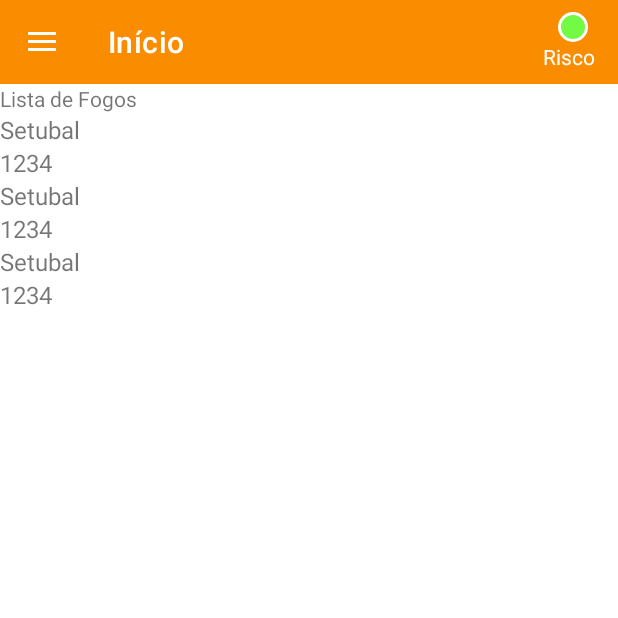
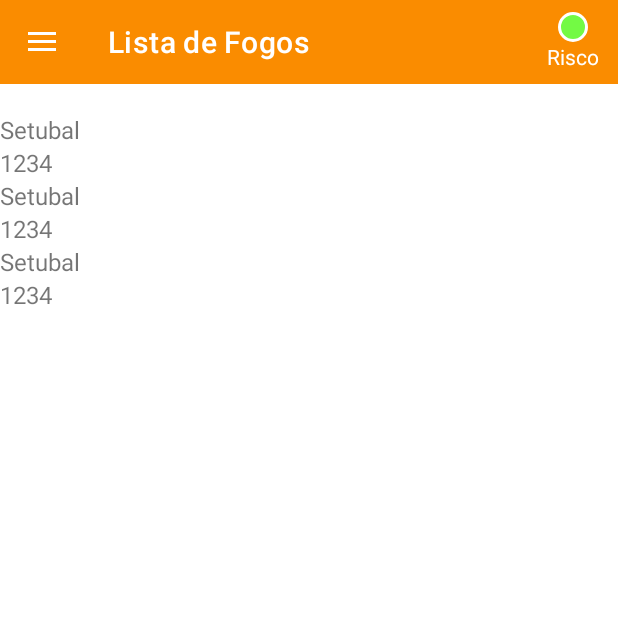
Before and after one commit to matheusbralves/RadarDosFogos, an Android app: the screen it shows after launch (MainActivity), in the side drawer, after a tap on "Lista de Fogos", on a phone screen of 412 x 824 dp, the top half of it. Run offline under Robolectric (Android 15) with nearby library versions, the phone set to English and light mode, and no system bars.

Commit message:
English Device Language + Lista ja mostra registros do Registrar Fogo

```diff
--- a/app/src/main/java/pt/ulusofona/deisi/cm2122/g21800876_21900074/DashboardFragment.kt
+++ b/app/src/main/java/pt/ulusofona/deisi/cm2122/g21800876_21900074/DashboardFragment.kt
@@ -1,5 +1,6 @@
 package pt.ulusofona.deisi.cm2122.g21800876_21900074
 
+import android.content.Context
 import android.os.Bundle
 import android.util.Log
 import android.view.LayoutInflater
@@ -10,29 +11,20 @@ import android.widget.ArrayAdapter
 import android.widget.Spinner
 import androidx.appcompat.app.AppCompatActivity
 import androidx.fragment.app.Fragment
+import androidx.recyclerview.widget.LinearLayoutManager
 import pt.ulusofona.deisi.cm2122.g21800876_21900074.databinding.FragmentDashboardBinding
 
-
-private const val ARG_RADIUSLIST = "param1"
 private lateinit var binding: FragmentDashboardBinding
 private val TAG = MainActivity::class.java.simpleName
 
 class DashboardFragment : Fragment() {
-    //Lista de fogos dentro de um certo raio
-    //Passar a lista dentro da main activity dentro dos ()
-    private var radiusList = ArrayList(radiusListMain)
-
-    override fun onCreate(savedInstanceState: Bundle?) {
-        super.onCreate(savedInstanceState)
-        arguments?.let {
-            radiusList = it.getStringArrayList(ARG_RADIUSLIST)!!//Confirmar se ta funcionando isso
-        }
-
-        //Adicionar isso em todos os fragmentos pra ficar com o titulo certo na barra laranja
-        (requireActivity() as AppCompatActivity).supportActionBar?.title = "Início"
-    }
+    private var model: FireModel = FireModel
+    private val adapter = FireListAdapter()
 
     override fun onCreateView(inflater: LayoutInflater, container: ViewGroup?, savedInstanceState: Bundle?): View {
+        //Adicionar isso em todos os fragmentos pra ficar com o titulo certo na barra laranja
+        (requireActivity() as AppCompatActivity).supportActionBar?.title = getString(R.string.inicio)
+
         val view = inflater.inflate(
             R.layout.fragment_dashboard, container, false
         )
@@ -42,9 +34,11 @@ class DashboardFragment : Fragment() {
 
     override fun onStart(){
         super.onStart()
-        Log.i(TAG, "Tela dashboard")
-
+        //Log.i(TAG, "Tela dashboard")
         radiusSpinnerSetup()
+        binding.radiusList.layoutManager = LinearLayoutManager(activity as Context)
+        binding.radiusList.adapter = adapter
+        adapter.updateItems(model.getAllRegistros())
     }
 
     private fun radiusSpinnerSetup(){
@@ -68,15 +62,6 @@ class DashboardFragment : Fragment() {
 
     private fun radiusSelect(){
         val selected = binding.spinner.selectedItem
-        Log.i(TAG, "Item é == $selected")
-    }
-
-    companion object {
-        @JvmStatic fun newInstance(radiusList: ArrayList<String>) : DashboardFragment =
-            DashboardFragment().apply {
-                arguments = Bundle().apply {
-                    putStringArrayList(ARG_RADIUSLIST, radiusList)
-                }
-            }
+        //Log.i(TAG, "Item é == $selected")
     }
 }
--- a/app/src/main/java/pt/ulusofona/deisi/cm2122/g21800876_21900074/FireListAdapter.kt
+++ b/app/src/main/java/pt/ulusofona/deisi/cm2122/g21800876_21900074/FireListAdapter.kt
@@ -7,11 +7,11 @@ import androidx.recyclerview.widget.RecyclerView
 import pt.ulusofona.deisi.cm2122.g21800876_21900074.databinding.ItemFireBinding
 
 private val TAG = MainActivity::class.java.simpleName
-class FireListAdapter (private var items: List<Fire>) : RecyclerView.Adapter<FireListAdapter.FireListViewHolder>() {
+
+class FireListAdapter (private var items: List<Fire> = listOf()) : RecyclerView.Adapter<FireListAdapter.FireListViewHolder>() {
     class FireListViewHolder(val  binding: ItemFireBinding) : RecyclerView.ViewHolder(binding.root)
 
     override fun onCreateViewHolder(parent: ViewGroup, viewType: Int): FireListViewHolder {
-
         return FireListViewHolder(
             ItemFireBinding.inflate (
                 LayoutInflater.from(parent.context),
@@ -21,10 +21,15 @@ class FireListAdapter (private var items: List<Fire>) : RecyclerView.Adapter<Fir
     }
 
     override fun onBindViewHolder(holder: FireListViewHolder, position: Int) {
-        Log.i(TAG, "${items[position].nome} TESTE")
+        //Log.i(TAG, "${items[position].nome} TESTE")
         holder.binding.fireDistrito.text = items[position].distrito
         holder.binding.fireHora.text = items[position].hora
     }
 
     override fun getItemCount() = items.size
+
+    fun updateItems(items: List<Fire>) {
+        this.items = items
+        notifyDataSetChanged()
+    }
 }
--- a/app/src/main/java/pt/ulusofona/deisi/cm2122/g21800876_21900074/FireListFragment.kt
+++ b/app/src/main/java/pt/ulusofona/deisi/cm2122/g21800876_21900074/FireListFragment.kt
@@ -1,89 +1,38 @@
 package pt.ulusofona.deisi.cm2122.g21800876_21900074
 
+import android.util.Log
 import android.content.Context
-import android.os.Binder
 import android.os.Bundle
 import androidx.fragment.app.Fragment
 import android.view.LayoutInflater
 import android.view.View
 import android.view.ViewGroup
-import android.widget.LinearLayout
+import androidx.appcompat.app.AppCompatActivity
 import androidx.recyclerview.widget.LinearLayoutManager
 import pt.ulusofona.deisi.cm2122.g21800876_21900074.databinding.FragmentFireListBinding
-import pt.ulusofona.deisi.cm2122.g21800876_21900074.databinding.ItemFireBinding
 
-// TODO: Rename parameter arguments, choose names that match
-// the fragment initialization parameters, e.g. ARG_ITEM_NUMBER
-private const val ARG_PARAM1 = "param1"
-private const val ARG_PARAM2 = "param2"
+private val TAG = MainActivity::class.java.simpleName
 
-/**
- * A simple [Fragment] subclass.
- * Use the [FireListFragment.newInstance] factory method to
- * create an instance of this fragment.
- */
 class FireListFragment : Fragment() {
-    // TODO: Rename and change types of parameters
-    private var param1: String? = null
-    private var param2: String? = null
-
     private lateinit var binding: FragmentFireListBinding
-    private var model: FireModel = FireModel()
-    /*private var locations = listOf<Fire>(
-        Fire("turminha do siri", "12345678", "Setubal","12323", "1234"),
-        Fire("hdhasodkhaso", "12345678", "Setubal","12323", "1234"),
-        Fire("teste", "12345678", "Setubal","12323", "1234")
-    )
-    */
-    private var locations = model.getAllRegistros()
-    private val adapter = FireListAdapter(locations)
-
-    override fun onCreate(savedInstanceState: Bundle?) {
-        super.onCreate(savedInstanceState)
-        arguments?.let {
-            param1 = it.getString(ARG_PARAM1)
-            param2 = it.getString(ARG_PARAM2)
-        }
-    }
+    private var model: FireModel = FireModel
+    private val adapter = FireListAdapter()
 
     override fun onStart() {
         super.onStart()
         binding.rvList.layoutManager = LinearLayoutManager(activity as Context)
         binding.rvList.adapter = adapter
-        //model = FireModel()
-        //locations = model.getAllRegistros()
+        adapter.updateItems(model.getAllRegistros())
     }
 
-    override fun onCreateView(inflater: LayoutInflater, container: ViewGroup?, savedInstanceState: Bundle?): View? {
+    override fun onCreateView(inflater: LayoutInflater, container: ViewGroup?, savedInstanceState: Bundle?): View {
+        //Adicionar isso em todos os fragmentos pra ficar com o titulo certo na barra laranja
+        (requireActivity() as AppCompatActivity).supportActionBar?.title = getString(R.string.lista_de_fogos)
+
         val view = inflater.inflate(
             R.layout.fragment_fire_list, container, false
         )
         binding = FragmentFireListBinding.bind(view)
-        //model = FireModel()
-        //model.addRegistro2("turminha do siri", "12345678", "Teste", "12/2/1009","123232")
-        //model.addRegistro2("khasdokoashd", "12345678", "Teste", "12/2/1009","hadosha")
-        //model.addRegistro2("daksdokasd", "12345678", "Teste", "12/2/1009","jdaosd")
-        //locations = model.getAllRegistros()
         return binding.root
     }
-
-    companion object {
-        /**
-         * Use this factory method to create a new instance of
-         * this fragment using the provided parameters.
-         *
-         * @param param1 Parameter 1.
-         * @param param2 Parameter 2.
-         * @return A new instance of fragment FireListFragment.
-         */
-        // TODO: Rename and change types and number of parameters
-        @JvmStatic
-        fun newInstance(param1: String, param2: String) =
-            FireListFragment().apply {
-                arguments = Bundle().apply {
-                    putString(ARG_PARAM1, param1)
-                    putString(ARG_PARAM2, param2)
-                }
-            }
-    }
 }
--- a/app/src/main/java/pt/ulusofona/deisi/cm2122/g21800876_21900074/FireModel.kt
+++ b/app/src/main/java/pt/ulusofona/deisi/cm2122/g21800876_21900074/FireModel.kt
@@ -3,22 +3,18 @@ package pt.ulusofona.deisi.cm2122.g21800876_21900074
 import android.graphics.Bitmap
 import android.util.Log
 
-private val TAG = MainActivity::class.java.simpleName
+//private val TAG = MainActivity::class.java.simpleName
 
-class FireModel {
+object FireModel {
 
-    private val registros = arrayListOf<Fire>(Fire("turminha do siri", "12345678", "Setubal","12323", "1234"),
+    private val registros = arrayListOf(
+        Fire("turminha do siri", "12345678", "Setubal","12323", "1234"),
         Fire("hdhasodkhaso", "12345678", "Setubal","12323", "1234"),
-        Fire("teste", "12345678", "Setubal","12323", "1234"))
+        Fire("teste", "12345678", "Setubal","12323", "1234")
+    )
 
     fun addRegistro(nome : String, numeroCC : String, distrito : String, data : String,
-    hora : String) {
+    hora : String) { registros.add(Fire(nome, numeroCC, distrito, data, hora)) }
 
-        registros.add(Fire(nome, numeroCC, distrito, data, hora))
-        //Log.i(TAG, "$fire")
-    }
-
-    fun getAllRegistros() : List<Fire> {
-        return registros
-    }
+    fun getAllRegistros() : List<Fire> { return registros }
 }
--- a/app/src/main/java/pt/ulusofona/deisi/cm2122/g21800876_21900074/FireViewModel.kt
+++ b/app/src/main/java/pt/ulusofona/deisi/cm2122/g21800876_21900074/FireViewModel.kt
@@ -4,7 +4,7 @@ import androidx.lifecycle.ViewModel
 
 class FireViewModel : ViewModel() {
 
-    private val model = FireModel()
+    private val model = FireModel
 
     fun onSendRegistro(){
 
--- a/app/src/main/java/pt/ulusofona/deisi/cm2122/g21800876_21900074/MainActivity.kt
+++ b/app/src/main/java/pt/ulusofona/deisi/cm2122/g21800876_21900074/MainActivity.kt
@@ -11,10 +11,6 @@ import pt.ulusofona.deisi.cm2122.g21800876_21900074.databinding.ActivityMainBind
 
 private lateinit var binding: ActivityMainBinding
 private val TAG = MainActivity::class.java.simpleName
-
-//Variáveis para passar entre ecrãs tem que estar nessa activity
-val radiusListMain = arrayListOf<String>()
-val myRegisterList = arrayListOf<String>()
 
 class MainActivity : AppCompatActivity() {
 
@@ -75,6 +71,7 @@ class MainActivity : AppCompatActivity() {
                 NavigationManager.goToDashboardFragment(
                     supportFragmentManager
                 )
+
             R.id.nav_registrar ->
                 NavigationManager.goToRegisterFireFragment(
                     supportFragmentManager
--- a/app/src/main/res/layout/activity_main.xml
+++ b/app/src/main/res/layout/activity_main.xml
@@ -4,7 +4,8 @@
     xmlns:app="http://schemas.android.com/apk/res-auto"
     android:id="@+id/drawer"
     android:layout_width="match_parent"
-    android:layout_height="match_parent">
+    android:layout_height="match_parent"
+    android:title="">
 
     <LinearLayout
         android:layout_width="match_parent"
@@ -35,6 +36,7 @@
                     android:layout_width="40dp"
                     android:layout_height="20dp"
                     android:text="@string/risk_circle"
+                    android:textAlignment="center"
                     android:textColor="@color/white"/>
 
             </LinearLayout>
--- a/app/src/main/res/layout/fragment_dashboard.xml
+++ b/app/src/main/res/layout/fragment_dashboard.xml
@@ -68,6 +68,12 @@
             android:layout_height="wrap_content"
             android:orientation="vertical">
 
+            <androidx.recyclerview.widget.RecyclerView
+                android:id="@+id/radius_list"
+                android:layout_width="match_parent"
+                android:layout_height="match_parent"
+                />
+
         </LinearLayout>
 
     </LinearLayout>
--- a/app/src/main/res/layout/fragment_fire_list.xml
+++ b/app/src/main/res/layout/fragment_fire_list.xml
@@ -6,16 +6,14 @@
     android:orientation="vertical"
     tools:context=".FireListFragment">
 
-    <!-- TODO: Update blank fragment layout -->
-
     <TextView
         android:layout_width="match_parent"
-        android:layout_height="wrap_content"
-        android:text="Lista de Fogos" />
+        android:layout_height="wrap_content" />
 
     <LinearLayout
         android:layout_width="match_parent"
         android:layout_height="match_parent">
+
         <androidx.recyclerview.widget.RecyclerView
             android:id="@+id/rv_list"
             android:layout_width="match_parent"
--- a/app/src/main/res/values/strings.xml
+++ b/app/src/main/res/values/strings.xml
@@ -1,8 +1,7 @@
 <resources>
     <!-- Strings do Android -->
-    <string name="app_name">RadarDosFogos</string>
+    <string name="app_name">Inicio</string>
     <string name="title_activity_main">MainActivity</string>
-    <string name="hello_blank_fragment">Hello blank fragment</string>
 
     <!-- Strings do Drawer Menu -->
     <string name="drawer_open">Aberto</string>
```
Also changed, not shown: app/src/main/java/pt/ulusofona/deisi/cm2122/g21800876_21900074/RegisterFireFragment.kt (+10 -11 lines), 1 other file.
